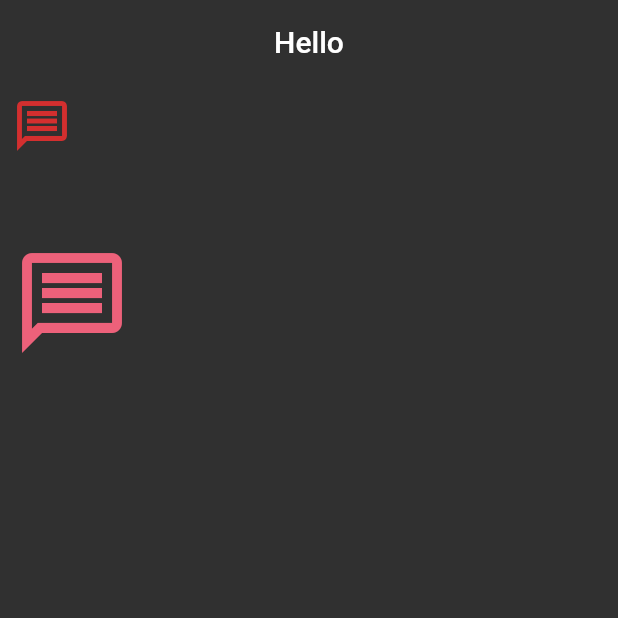
After one commit to diksed/flutter_full_learn, a Flutter app: the screen it shows after launch, on a phone screen of 412 x 824 dp, the top half of it. The commit adds this screen. Run offline on Flutter 3.47's test engine with Material 2 defaults, Android fonts, the phone set to English and light mode, and no system bars.

Commit message:
icon_learn

```diff
--- /dev/null
+++ b/lib/101/icon_learn.dart
@@ -0,0 +1,44 @@
+import 'package:flutter/material.dart';
+
+class IconLearnView extends StatelessWidget {
+  IconLearnView({Key? key}) : super(key: key);
+  final IconSizes iconSize = IconSizes();
+  final IconColors iconColor = IconColors();
+
+  @override
+  Widget build(BuildContext context) {
+    return Scaffold(
+      appBar: AppBar(title: const Text('Hello')),
+      body: Column(
+        children: [
+          IconButton(
+              onPressed: () {},
+              icon: Icon(
+                Icons.message_outlined,
+                color: Theme.of(context).colorScheme.error,
+                size: iconSize.iconSmall,
+              )),
+          const SizedBox(
+            height: 50,
+          ),
+          IconButton(
+              onPressed: () {},
+              icon: Icon(
+                Icons.message_outlined,
+                color: IconColors().froly,
+                size: IconSizes.iconSmall2x,
+              ))
+        ],
+      ),
+    );
+  }
+}
+
+class IconSizes {
+  final double iconSmall = 40;
+  static const double iconSmall2x = 80;
+}
+
+class IconColors {
+  final Color froly = const Color(0xffED617A);
+}
--- a/lib/main.dart
+++ b/lib/main.dart
@@ -6,6 +6,7 @@ import 'package:flutter_full_learn/101/text_learn_view.dart';
 
 import '101/app_bar_learn.dart';
 import '101/button_learn.dart';
+import '101/icon_learn.dart';
 
 void main() {
   runApp(const MyApp());
@@ -23,9 +24,9 @@ class MyApp extends StatelessWidget {
           appBarTheme: const AppBarTheme(
               centerTitle: true,
               elevation: 0,
-              color: Colors.red,
+              backgroundColor: Colors.transparent,
               systemOverlayStyle: SystemUiOverlayStyle.light)),
-      home: const AppBarLearnView(),
+      home: IconLearnView(),
     );
   }
 }
```
